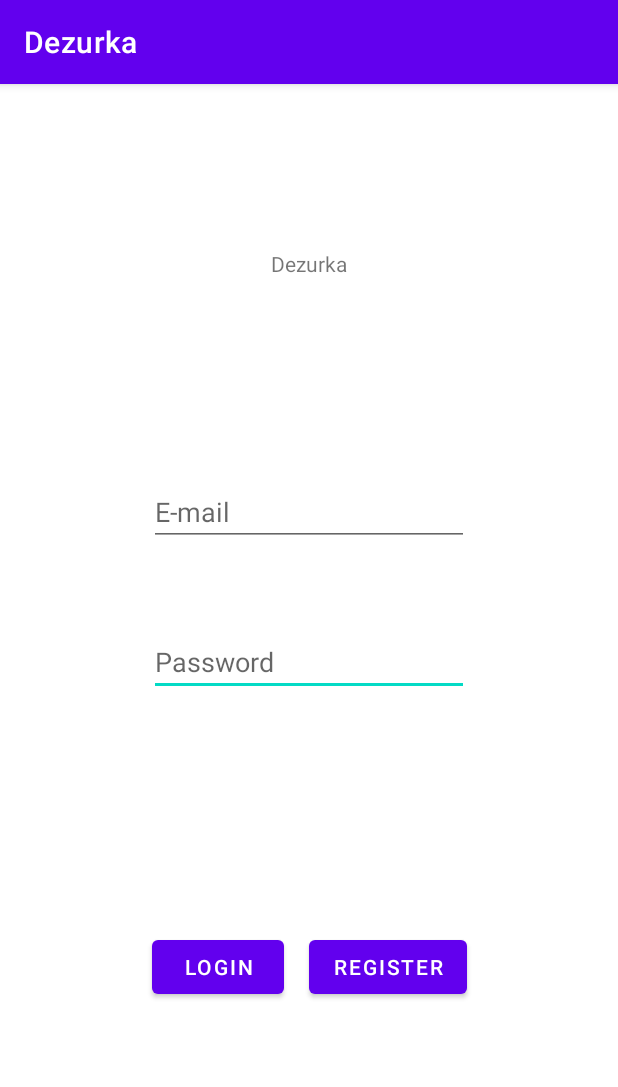
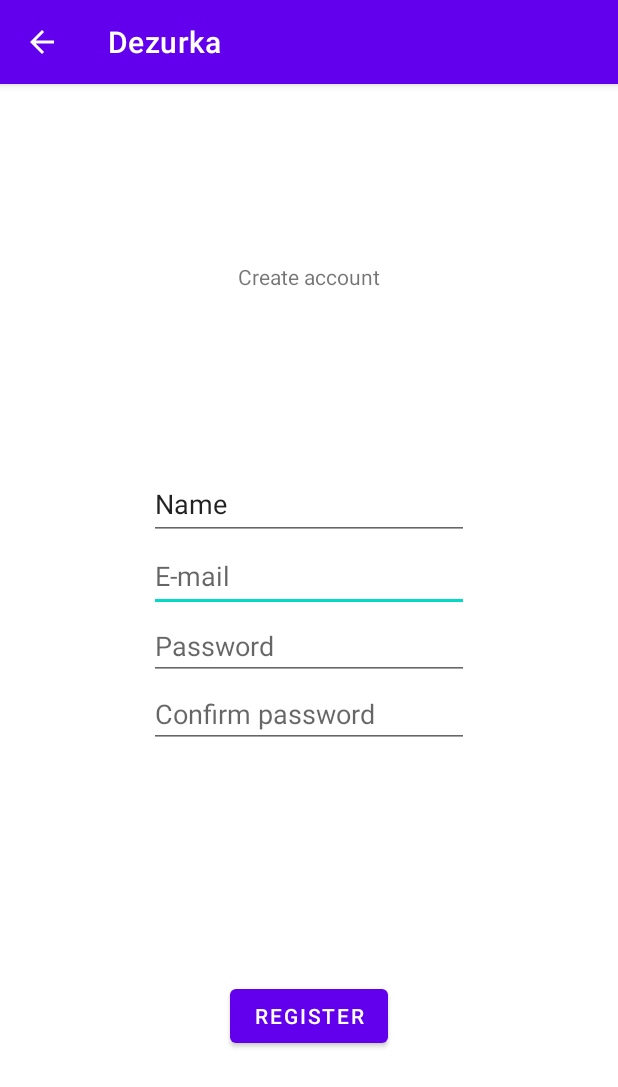
Before and after one commit to kofolmarko/Dezurka, an Android app: the screen it shows after launch (LoginActivity before the commit, RegisterActivity after it), after a tap on "REGISTER", on a phone screen of 412 x 824 dp. Shown: the top 1087 px of the screen. Run offline under Robolectric (Android 15) with nearby library versions, the phone set to English and light mode, and no system bars; our stand-ins replace Firebase (no records; nobody signed in at launch, a user with empty details on screens opened directly).

Commit message:
Separate register activity.

```diff
--- /dev/null
+++ b/app/src/main/java/si/uni_lj/fe/tnuv/dezurka/RegisterActivity.java
@@ -0,0 +1,88 @@
+package si.uni_lj.fe.tnuv.dezurka;
+
+import androidx.annotation.NonNull;
+import androidx.appcompat.app.AppCompatActivity;
+
+import android.net.Uri;
+import android.os.Bundle;
+import android.widget.Button;
+import android.widget.EditText;
+import android.widget.Toast;
+
+import com.google.android.gms.tasks.OnCompleteListener;
+import com.google.android.gms.tasks.Task;
+import com.google.firebase.auth.FirebaseAuth;
+import com.google.firebase.auth.FirebaseUser;
+import com.google.firebase.auth.UserProfileChangeRequest;
+
+public class RegisterActivity extends AppCompatActivity {
+
+    private FirebaseAuth mAuth;
+
+    private Button registerBtn;
+
+    @Override
+    protected void onCreate(Bundle savedInstanceState) {
+        super.onCreate(savedInstanceState);
+        setContentView(R.layout.activity_register);
+
+        mAuth = FirebaseAuth.getInstance();
+        registerBtn = findViewById(R.id.register_btn);
+    }
+
+    @Override
+    public void onStart() {
+        super.onStart();
+
+        registerBtn.setOnClickListener(v -> {
+            EditText username = findViewById(R.id.username_input);
+            EditText email = findViewById(R.id.email_input);
+            EditText password = findViewById(R.id.password_input);
+            EditText passwordConfirm = findViewById(R.id.confirm_password_input);
+            if (username == null || username.length() == 0 ||
+                email == null || email.length() == 0 ||
+                password == null || password.length() == 0 ||
+                passwordConfirm == null || passwordConfirm.length() == 0
+            ) return;
+            createAccount(
+                    username.getText().toString(),
+                    email.getText().toString(),
+                    password.getText().toString(),
+                    passwordConfirm.getText().toString()
+            );
+        });
+    }
+
+    public void createAccount(String username, String email, String password, String passwordConfirm) {
+        if (!password.equals(passwordConfirm)) {
+            Toast.makeText(RegisterActivity.this,
+                    getResources().getString(R.string.passwords_do_not_match_msg),
+                    Toast.LENGTH_SHORT).show();
+            return;
+        }
+        mAuth.createUserWithEmailAndPassword(email, password)
+                .addOnCompleteListener(this, task -> {
+                    if (task.isSuccessful()) {
+                        FirebaseUser user = mAuth.getCurrentUser();
+                        UserProfileChangeRequest profileUpdates = new UserProfileChangeRequest.Builder()
+                                .setDisplayName(username)
+                                //.setPhotoUri(Uri.parse("https://example.com/jane-q-user/profile.jpg"))
+                                .build();
+
+                        user.updateProfile(profileUpdates)
+                                .addOnCompleteListener(task1 -> {
+                                    if (task1.isSuccessful()) {
+                                        //updateUI(user);
+                                        Toast.makeText(RegisterActivity.this,
+                                                getResources().getString(R.string.register_successful_msg),
+                                                Toast.LENGTH_SHORT).show();
+                                    }
+                                });
+                    } else {
+                        Toast.makeText(RegisterActivity.this, task.getException().getMessage(),
+                                Toast.LENGTH_SHORT).show();
+                        //updateUI(null);
+                    }
+                });
+    }
+}
--- a/app/src/main/java/si/uni_lj/fe/tnuv/dezurka/LoginActivity.java
+++ b/app/src/main/java/si/uni_lj/fe/tnuv/dezurka/SignInActivity.java
@@ -1,24 +1,17 @@
 package si.uni_lj.fe.tnuv.dezurka;
 
-import static android.content.ContentValues.TAG;
-
-import androidx.annotation.NonNull;
 import androidx.appcompat.app.AppCompatActivity;
 
+import android.content.Intent;
 import android.os.Bundle;
-import android.util.Log;
-import android.view.View;
 import android.widget.Button;
 import android.widget.EditText;
 import android.widget.Toast;
 
-import com.google.android.gms.tasks.OnCompleteListener;
-import com.google.android.gms.tasks.Task;
-import com.google.firebase.auth.AuthResult;
 import com.google.firebase.auth.FirebaseAuth;
 import com.google.firebase.auth.FirebaseUser;
 
-public class LoginActivity extends AppCompatActivity {
+public class SignInActivity extends AppCompatActivity {
 
     private FirebaseAuth mAuth;
 
@@ -43,19 +36,14 @@ public class LoginActivity extends AppCompatActivity {
         FirebaseUser currentUser = mAuth.getCurrentUser();
         if(currentUser != null){
             //reload();
-            Toast.makeText(LoginActivity.this,
+            Toast.makeText(SignInActivity.this,
                     getResources().getString(R.string.signIn_successful_msg) + currentUser.getEmail(),
                     Toast.LENGTH_SHORT).show();
         }
 
         registerBtn.setOnClickListener(v -> {
-            EditText email = findViewById(R.id.email_input);
-            EditText password = findViewById(R.id.password_input);
-            if (email == null || email.length() == 0 || password == null || password.length() == 0) return;
-            createAccount(
-                    email.getText().toString(),
-                    password.getText().toString()
-            );
+            Intent intent = new Intent(this, RegisterActivity.class);
+            startActivity(intent);
         });
         loginBtn.setOnClickListener(v -> {
             EditText email = findViewById(R.id.email_input);
@@ -68,34 +56,17 @@ public class LoginActivity extends AppCompatActivity {
         });
     }
 
-    public void createAccount(String email, String password) {
-        mAuth.createUserWithEmailAndPassword(email, password)
-                .addOnCompleteListener(this, task -> {
-                    if (task.isSuccessful()) {
-                        FirebaseUser user = mAuth.getCurrentUser();
-                        //updateUI(user);
-                        Toast.makeText(LoginActivity.this,
-                                getResources().getString(R.string.register_successful_msg),
-                                Toast.LENGTH_SHORT).show();
-                    } else {
-                        Toast.makeText(LoginActivity.this, task.getException().getMessage(),
-                                Toast.LENGTH_SHORT).show();
-                        //updateUI(null);
-                    }
-                });
-    }
-
     public void signIn(String email, String password) {
         mAuth.signInWithEmailAndPassword(email, password)
                 .addOnCompleteListener(this, task -> {
                     if (task.isSuccessful()) {
                         FirebaseUser user = mAuth.getCurrentUser();
                         // updateUI(user);
-                        Toast.makeText(LoginActivity.this,
+                        Toast.makeText(SignInActivity.this,
                                 getResources().getString(R.string.signIn_successful_msg) + user.getEmail(),
                                 Toast.LENGTH_SHORT).show();
                     } else {
-                        Toast.makeText(LoginActivity.this, task.getException().getMessage(),
+                        Toast.makeText(SignInActivity.this, task.getException().getMessage(),
                                 Toast.LENGTH_SHORT).show();
                         //updateUI(null);
                     }
--- a/app/src/main/res/layout/activity_login.xml
+++ b/app/src/main/res/layout/activity_login.xml
@@ -4,7 +4,7 @@
     xmlns:tools="http://schemas.android.com/tools"
     android:layout_width="match_parent"
     android:layout_height="match_parent"
-    tools:context=".LoginActivity">
+    tools:context=".SignInActivity">
 
     <EditText
         android:id="@+id/password_input"
@@ -59,7 +59,7 @@
         app:layout_constraintVertical_bias="0.828" />
 
     <TextView
-        android:id="@+id/textView"
+        android:id="@+id/dezurka_title"
         android:layout_width="wrap_content"
         android:layout_height="wrap_content"
         android:text="@string/app_name"
--- /dev/null
+++ b/app/src/main/res/layout/activity_register.xml
@@ -0,0 +1,85 @@
+<?xml version="1.0" encoding="utf-8"?>
+<androidx.constraintlayout.widget.ConstraintLayout xmlns:android="http://schemas.android.com/apk/res/android"
+    xmlns:app="http://schemas.android.com/apk/res-auto"
+    xmlns:tools="http://schemas.android.com/tools"
+    android:layout_width="match_parent"
+    android:layout_height="match_parent"
+    tools:context=".RegisterActivity">
+
+    <EditText
+        android:id="@+id/email_input"
+        android:layout_width="wrap_content"
+        android:layout_height="wrap_content"
+        android:ems="10"
+        android:inputType="textEmailAddress"
+        android:minHeight="48dp"
+        android:hint="@string/email_hint"
+        app:layout_constraintBottom_toTopOf="@+id/password_input"
+        app:layout_constraintEnd_toEndOf="parent"
+        app:layout_constraintStart_toStartOf="parent"
+        app:layout_constraintTop_toTopOf="parent"
+        app:layout_constraintVertical_bias="1.0" />
+
+    <EditText
+        android:id="@+id/confirm_password_input"
+        android:layout_width="wrap_content"
+        android:layout_height="wrap_content"
+        android:layout_marginBottom="8dp"
+        android:ems="10"
+        android:inputType="textPassword"
+        android:hint="@string/confirm_password_hint"
+        app:layout_constraintBottom_toTopOf="@+id/register_btn"
+        app:layout_constraintEnd_toEndOf="parent"
+        app:layout_constraintStart_toStartOf="parent"
+        app:layout_constraintTop_toTopOf="parent"
+        app:layout_constraintVertical_bias="0.73" />
+
+    <EditText
+        android:id="@+id/password_input"
+        android:layout_width="wrap_content"
+        android:layout_height="wrap_content"
+        android:ems="10"
+        android:inputType="textPassword"
+        android:hint="@string/password_hint"
+        app:layout_constraintBottom_toTopOf="@+id/confirm_password_input"
+        app:layout_constraintEnd_toEndOf="parent"
+        app:layout_constraintStart_toStartOf="parent"
+        app:layout_constraintTop_toTopOf="parent"
+        app:layout_constraintVertical_bias="1.0" />
+
+    <EditText
+        android:id="@+id/username_input"
+        android:layout_width="wrap_content"
+        android:layout_height="wrap_content"
+        android:ems="10"
+        android:inputType="textPersonName"
+        android:minHeight="48dp"
+        android:text="Name"
+        android:hint="@string/username_hint"
+        app:layout_constraintBottom_toTopOf="@+id/email_input"
+        app:layout_constraintEnd_toEndOf="parent"
+        app:layout_constraintStart_toStartOf="parent"
+        app:layout_constraintTop_toTopOf="parent"
+        app:layout_constraintVertical_bias="1.0" />
+
+    <Button
+        android:id="@+id/register_btn"
+        android:layout_width="wrap_content"
+        android:layout_height="wrap_content"
+        android:text="@string/register_btn"
+        app:layout_constraintBottom_toBottomOf="parent"
+        app:layout_constraintEnd_toEndOf="parent"
+        app:layout_constraintStart_toStartOf="parent"
+        app:layout_constraintTop_toTopOf="parent"
+        app:layout_constraintVertical_bias="0.83" />
+
+    <TextView
+        android:id="@+id/register_title"
+        android:layout_width="wrap_content"
+        android:layout_height="wrap_content"
+        android:text="@string/register_title"
+        app:layout_constraintBottom_toTopOf="@+id/username_input"
+        app:layout_constraintEnd_toEndOf="parent"
+        app:layout_constraintStart_toStartOf="parent"
+        app:layout_constraintTop_toTopOf="parent" />
+</androidx.constraintlayout.widget.ConstraintLayout>
--- a/app/src/main/res/values/strings.xml
+++ b/app/src/main/res/values/strings.xml
@@ -7,4 +7,7 @@
     <string name="register_btn">Register</string>
     <string name="register_successful_msg">Register successful, login with your credentials.</string>
     <string name="signIn_successful_msg">\"Welcome back, \"</string>
+    <string name="confirm_password_hint">Confirm password</string>
+    <string name="register_title">Create account</string>
+    <string name="passwords_do_not_match_msg">Passwords do not match</string>
 </resources>
```
Also changed, not shown: app/src/main/AndroidManifest.xml (+5 -10 lines).
